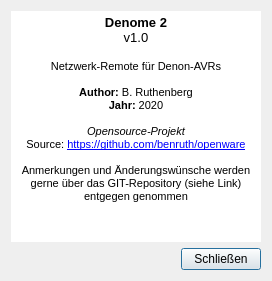
This is denome2/ui/InfoDialog.ui in benruth/openware as Qt 5 draws it before an edit. The edited form follows.
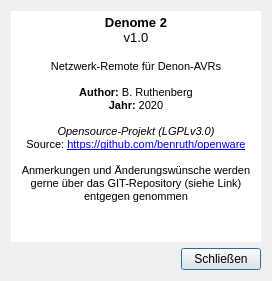
This is the edited form.

Commit message: support-list

What changed in the file:
```diff
--- a/denome2/ui/InfoDialog.ui
+++ b/denome2/ui/InfoDialog.ui
@@ -35,7 +35,7 @@
 &lt;p align=&quot;center&quot; style=&quot; margin-top:0px; margin-bottom:0px; margin-left:0px; margin-right:0px; -qt-block-indent:0; text-indent:0px;&quot;&gt;&lt;span style=&quot; font-weight:600;&quot;&gt;Author:&lt;/span&gt; B. Ruthenberg&lt;/p&gt;
 &lt;p align=&quot;center&quot; style=&quot; margin-top:0px; margin-bottom:0px; margin-left:0px; margin-right:0px; -qt-block-indent:0; text-indent:0px;&quot;&gt;&lt;span style=&quot; font-weight:600;&quot;&gt;Jahr:&lt;/span&gt; 2020&lt;/p&gt;
 &lt;p align=&quot;center&quot; style=&quot;-qt-paragraph-type:empty; margin-top:0px; margin-bottom:0px; margin-left:0px; margin-right:0px; -qt-block-indent:0; text-indent:0px;&quot;&gt;&lt;br /&gt;&lt;/p&gt;
-&lt;p align=&quot;center&quot; style=&quot; margin-top:0px; margin-bottom:0px; margin-left:0px; margin-right:0px; -qt-block-indent:0; text-indent:0px;&quot;&gt;&lt;span style=&quot; font-style:italic;&quot;&gt;Opensource-Projekt&lt;/span&gt;&lt;/p&gt;
+&lt;p align=&quot;center&quot; style=&quot; margin-top:0px; margin-bottom:0px; margin-left:0px; margin-right:0px; -qt-block-indent:0; text-indent:0px;&quot;&gt;&lt;span style=&quot; font-style:italic;&quot;&gt;Opensource-Projekt (LGPLv3.0)&lt;/span&gt;&lt;/p&gt;
 &lt;p align=&quot;center&quot; style=&quot; margin-top:0px; margin-bottom:0px; margin-left:0px; margin-right:0px; -qt-block-indent:0; text-indent:0px;&quot;&gt;Source: &lt;a href=&quot;https://github.com/benruth/openware&quot;&gt;&lt;span style=&quot; font-size:8pt; text-decoration: underline; color:#0000ff;&quot;&gt;https://github.com/benruth/openware&lt;/span&gt;&lt;/a&gt;&lt;/p&gt;
 &lt;p align=&quot;center&quot; style=&quot;-qt-paragraph-type:empty; margin-top:0px; margin-bottom:0px; margin-left:0px; margin-right:0px; -qt-block-indent:0; text-indent:0px;&quot;&gt;&lt;br /&gt;&lt;/p&gt;
 &lt;p align=&quot;center&quot; style=&quot; margin-top:0px; margin-bottom:0px; margin-left:0px; margin-right:0px; -qt-block-indent:0; text-indent:0px;&quot;&gt;Anmerkungen und Änderungswünsche werden gerne über das GIT-Repository (siehe Link) entgegen genommen&lt;/p&gt;
```
The commit also changes 1 other file.
